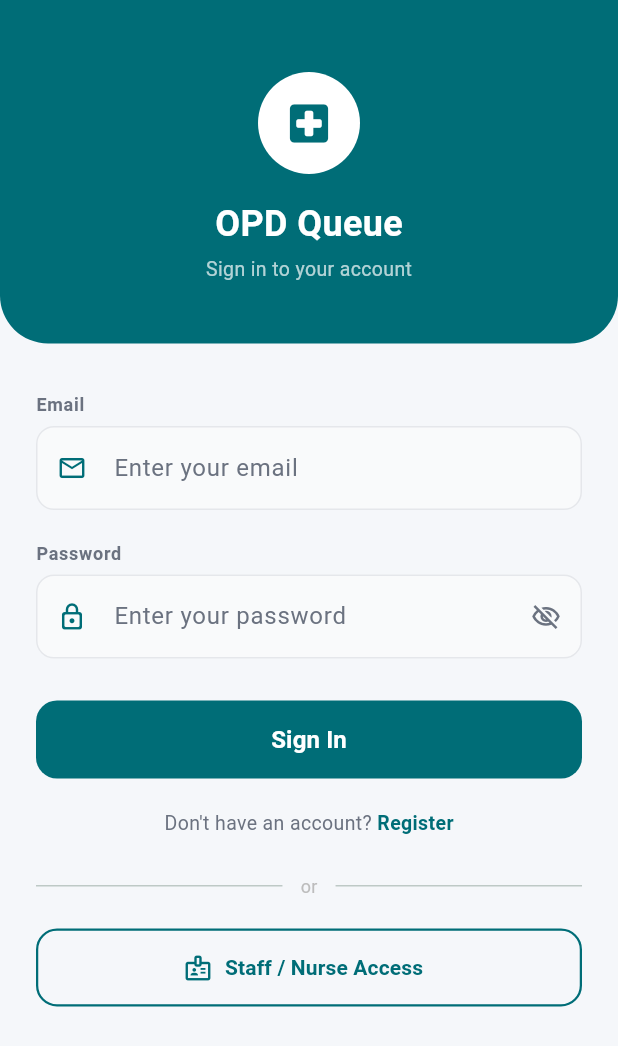
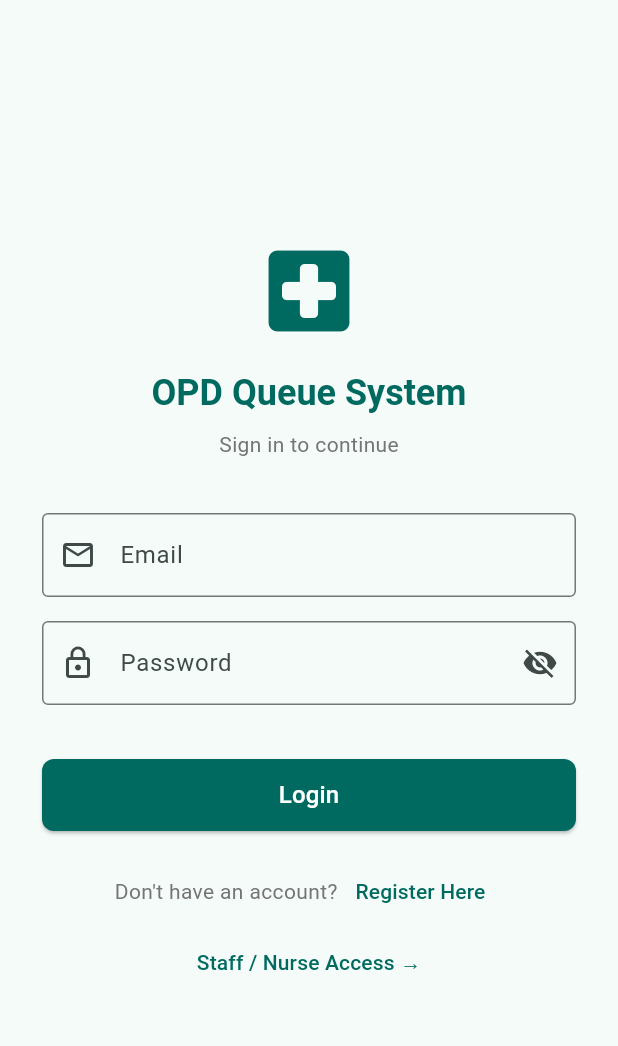
Before and after one commit to Tenu234/IT3060-HCI-Mobile-APP--WD40, a Flutter app: the screen it shows after launch, on a phone screen of 412 x 824 dp. Shown: the top 1046 px of the screen. Run offline on Flutter 3.47's test engine with Material 3 defaults, Android fonts, the phone set to English and light mode, and no system bars.

Commit message:
Revert "feat(staff-ui): redesign login screen — clean card layout with staff access"
This reverts commit 2fd97906a532bf20c9d5734e7afd4db34e328df9.

```diff
--- a/app/frontend/opd_queue_app/lib/screens/login_screen.dart
+++ b/app/frontend/opd_queue_app/lib/screens/login_screen.dart
@@ -1,5 +1,4 @@
 import 'package:flutter/material.dart';
-import '../theme.dart';
 import '../models/user_model.dart';
 import '../services/auth_service.dart';
 import 'dashboards/patient_dashboard.dart';
@@ -11,268 +10,241 @@ import '../features/staff/screens/staff_dashboard_screen.dart';
 
 class LoginScreen extends StatefulWidget {
   const LoginScreen({super.key});
+
   @override
   State<LoginScreen> createState() => _LoginScreenState();
 }
 
 class _LoginScreenState extends State<LoginScreen> {
-  final _formKey        = GlobalKey<FormState>();
-  final _emailCtrl      = TextEditingController();
-  final _passwordCtrl   = TextEditingController();
-  bool _loading         = false;
-  bool _hidePass        = true;
-  String? _error;
+  final _formKey = GlobalKey<FormState>();
+  final _emailController = TextEditingController();
+  final _passwordController = TextEditingController();
+
+  bool _isLoading = false;
+  bool _obscurePassword = true;
+  String? _errorMessage;
 
   @override
   void dispose() {
-    _emailCtrl.dispose();
-    _passwordCtrl.dispose();
+    _emailController.dispose();
+    _passwordController.dispose();
     super.dispose();
   }
 
-  Future<void> _login() async {
+  Future<void> _handleLogin() async {
     if (!_formKey.currentState!.validate()) return;
-    setState(() { _loading = true; _error = null; });
+    setState(() {
+      _isLoading = true;
+      _errorMessage = null;
+    });
+
     try {
       final user = await AuthService.login(
-        _emailCtrl.text.trim(), _passwordCtrl.text);
-      if (mounted) _go(user);
+        _emailController.text.trim(),
+        _passwordController.text,
+      );
+      if (mounted) _navigateToDashboard(user);
     } catch (e) {
-      setState(() => _error = e.toString().replaceFirst('Exception: ', ''));
+      setState(() {
+        _errorMessage = e.toString().replaceFirst('Exception: ', '');
+      });
     } finally {
-      if (mounted) setState(() => _loading = false);
+      if (mounted) setState(() => _isLoading = false);
     }
   }
 
-  void _go(UserModel user) {
-    Widget dash;
+  /// Routes the user to the correct dashboard based on their role.
+  void _navigateToDashboard(UserModel user) {
+    Widget dashboard;
+
     switch (user.role.toLowerCase()) {
-      case 'doctor': dash = DoctorDashboard(user: user); break;
-      case 'nurse':  dash = NurseDashboard(user: user);  break;
-      case 'admin':  dash = AdminDashboard(user: user);  break;
-      default:       dash = PatientDashboard(user: user);
+      case 'doctor':
+        dashboard = DoctorDashboard(user: user);
+        break;
+      case 'nurse':
+        dashboard = NurseDashboard(user: user);
+        break;
+      case 'admin':
+        dashboard = AdminDashboard(user: user);
+        break;
+      case 'patient':
+      default:
+        dashboard = PatientDashboard(user: user);
+        break;
     }
+
     Navigator.pushReplacement(
-        context, MaterialPageRoute(builder: (_) => dash));
+      context,
+      MaterialPageRoute(builder: (_) => dashboard),
+    );
   }
 
   @override
   Widget build(BuildContext context) {
+    final theme = Theme.of(context);
+
     return Scaffold(
-      backgroundColor: kSurface,
+      backgroundColor: theme.colorScheme.surface,
       body: SafeArea(
-        child: SingleChildScrollView(
-          child: Column(
-            children: [
-              // ── Header banner ───────────────────────────────────────────
-              Container(
-                width: double.infinity,
-                padding: const EdgeInsets.fromLTRB(24, 48, 24, 40),
-                decoration: const BoxDecoration(
-                  color: kPrimary,
-                  borderRadius: BorderRadius.only(
-                    bottomLeft: Radius.circular(32),
-                    bottomRight: Radius.circular(32),
+        child: Center(
+          child: SingleChildScrollView(
+            padding: const EdgeInsets.symmetric(horizontal: 28, vertical: 24),
+            child: Column(
+              mainAxisAlignment: MainAxisAlignment.center,
+              children: [
+                // Logo / Icon
+                Icon(
+                  Icons.local_hospital_rounded,
+                  size: 72,
+                  color: theme.colorScheme.primary,
+                ),
+                const SizedBox(height: 16),
+                Text(
+                  'OPD Queue System',
+                  style: theme.textTheme.headlineSmall?.copyWith(
+                    fontWeight: FontWeight.bold,
+                    color: theme.colorScheme.primary,
                   ),
                 ),
-                child: Column(
-                  children: [
-                    Container(
-                      width: 68, height: 68,
-                      decoration: const BoxDecoration(
-                        shape: BoxShape.circle,
-                        color: Colors.white,
-                      ),
-                      child: const Icon(Icons.local_hospital_rounded,
-                          color: kPrimary, size: 34),
-                    ),
-                    const SizedBox(height: 16),
-                    const Text('OPD Queue',
-                        style: TextStyle(
-                            color: Colors.white,
-                            fontSize: 24,
-                            fontWeight: FontWeight.bold)),
-                    const SizedBox(height: 4),
-                    Text('Sign in to your account',
-                        style: TextStyle(
-                            color: Colors.white.withOpacity(0.7),
-                            fontSize: 13)),
-                  ],
+                const SizedBox(height: 8),
+                Text(
+                  'Sign in to continue',
+                  style: theme.textTheme.bodyMedium?.copyWith(
+                    color: Colors.grey[600],
+                  ),
                 ),
-              ),
+                const SizedBox(height: 36),
 
-              // ── Form ────────────────────────────────────────────────────
-              Padding(
-                padding: const EdgeInsets.fromLTRB(24, 32, 24, 24),
-                child: Form(
+                // Form
+                Form(
                   key: _formKey,
                   child: Column(
-                    crossAxisAlignment: CrossAxisAlignment.start,
                     children: [
-                      const Text('Email', style: kLabelStyle),
-                      const SizedBox(height: 6),
+                      // Email field
                       TextFormField(
-                        controller: _emailCtrl,
+                        controller: _emailController,
                         keyboardType: TextInputType.emailAddress,
-                        decoration: kInputDecoration(
-                            label: 'Enter your email',
-                            icon: Icons.email_outlined),
-                        validator: (v) {
-                          if (v == null || v.trim().isEmpty) return 'Required';
-                          if (!v.contains('@')) return 'Invalid email';
+                        decoration: const InputDecoration(
+                          labelText: 'Email',
+                          prefixIcon: Icon(Icons.email_outlined),
+                          border: OutlineInputBorder(),
+                        ),
+                        validator: (value) {
+                          if (value == null || value.trim().isEmpty) {
+                            return 'Please enter your email';
+                          }
+                          if (!value.contains('@')) {
+                            return 'Enter a valid email address';
+                          }
                           return null;
                         },
                       ),
-                      const SizedBox(height: 20),
+                      const SizedBox(height: 16),
 
-                      const Text('Password', style: kLabelStyle),
-                      const SizedBox(height: 6),
+                      // Password field
                       TextFormField(
-                        controller: _passwordCtrl,
-                        obscureText: _hidePass,
-                        decoration: kInputDecoration(
-                          label: 'Enter your password',
-                          icon: Icons.lock_outline_rounded,
-                          suffix: IconButton(
+                        controller: _passwordController,
+                        obscureText: _obscurePassword,
+                        decoration: InputDecoration(
+                          labelText: 'Password',
+                          prefixIcon: const Icon(Icons.lock_outline),
+                          border: const OutlineInputBorder(),
+                          suffixIcon: IconButton(
                             icon: Icon(
-                              _hidePass
-                                  ? Icons.visibility_off_outlined
-                                  : Icons.visibility_outlined,
-                              color: kTextMuted, size: 20,
+                              _obscurePassword
+                                  ? Icons.visibility_off
+                                  : Icons.visibility,
                             ),
-                            onPressed: () =>
-                                setState(() => _hidePass = !_hidePass),
+                            onPressed: () => setState(
+                              () => _obscurePassword = !_obscurePassword,
+                            ),
                           ),
                         ),
-                        validator: (v) =>
-                            (v == null || v.isEmpty) ? 'Required' : null,
+                        validator: (value) {
+                          if (value == null || value.isEmpty) {
+                            return 'Please enter your password';
+                          }
+                          return null;
+                        },
                       ),
+                      const SizedBox(height: 12),
 
-                      // Error banner
-                      if (_error != null) ...[
-                        const SizedBox(height: 16),
+                      // Error message
+                      if (_errorMessage != null)
                         Container(
                           width: double.infinity,
                           padding: const EdgeInsets.all(12),
                           decoration: BoxDecoration(
-                            color: kCancelled.withOpacity(0.08),
-                            borderRadius: BorderRadius.circular(10),
-                            border: Border.all(
-                                color: kCancelled.withOpacity(0.3)),
+                            color: Colors.red.shade50,
+                            borderRadius: BorderRadius.circular(8),
+                            border: Border.all(color: Colors.red.shade200),
                           ),
-                          child: Row(
-                            children: [
-                              const Icon(Icons.error_outline_rounded,
-                                  color: kCancelled, size: 18),
-                              const SizedBox(width: 8),
-                              Expanded(
-                                child: Text(_error!,
-                                    style: const TextStyle(
-                                        color: kCancelled, fontSize: 13)),
-                              ),
-                            ],
+                          child: Text(
+                            _errorMessage!,
+                            style: TextStyle(color: Colors.red.shade700),
                           ),
                         ),
-                      ],
 
-                      const SizedBox(height: 28),
+                      const SizedBox(height: 24),
 
                       // Login button
                       SizedBox(
                         width: double.infinity,
-                        height: 52,
+                        height: 48,
                         child: ElevatedButton(
-                          onPressed: _loading ? null : _login,
+                          onPressed: _isLoading ? null : _handleLogin,
                           style: ElevatedButton.styleFrom(
-                            backgroundColor: kPrimary,
+                            backgroundColor: theme.colorScheme.primary,
                             foregroundColor: Colors.white,
-                            elevation: 0,
                             shape: RoundedRectangleBorder(
-                                borderRadius: BorderRadius.circular(14)),
+                              borderRadius: BorderRadius.circular(8),
+                            ),
                           ),
-                          child: _loading
+                          child: _isLoading
                               ? const SizedBox(
-                                  width: 22, height: 22,
+                                  width: 22,
+                                  height: 22,
                                   child: CircularProgressIndicator(
-                                      color: Colors.white, strokeWidth: 2.5))
-                              : const Text('Sign In',
-                                  style: TextStyle(
-                                      fontSize: 16,
-                                      fontWeight: FontWeight.bold)),
+                                      color: Colors.white, strokeWidth: 2.5),
+                                )
+                              : const Text('Login',
+                                  style: TextStyle(fontSize: 16)),
                         ),
                       ),
 
-                      const SizedBox(height: 20),
+                      const SizedBox(height: 16),
 
-                      // Register row
+                      // Register link
                       Row(
                         mainAxisAlignment: MainAxisAlignment.center,
                         children: [
-                          const Text("Don't have an account? ",
-                              style: TextStyle(
-                                  color: kTextMuted, fontSize: 13)),
-                          GestureDetector(
-                            onTap: () => Navigator.push(
-                                context,
-                                MaterialPageRoute(
-                                    builder: (_) =>
-                                        const RegisterScreen())),
-                            child: const Text('Register',
-                                style: TextStyle(
-                                    color: kPrimary,
-                                    fontSize: 13,
-                                    fontWeight: FontWeight.bold)),
+                          Text("Don't have an account?",
+                              style: TextStyle(color: Colors.grey[600])),
+                          TextButton(
+                            onPressed: () => Navigator.push(
+                              context,
+                              MaterialPageRoute(
+                                  builder: (_) => const RegisterScreen()),
+                            ),
+                            child: const Text('Register Here'),
                           ),
                         ],
                       ),
 
-                      const SizedBox(height: 24),
-
-                      // Divider
-                      Row(children: [
-                        const Expanded(child: Divider()),
-                        Padding(
-                          padding:
-                              const EdgeInsets.symmetric(horizontal: 12),
-                          child: Text('or',
-                              style: TextStyle(
-                                  color: Colors.grey.shade400,
-                                  fontSize: 12)),
+                      // Staff access
+                      TextButton(
+                        onPressed: () => Navigator.push(
+                          context,
+                          MaterialPageRoute(
+                              builder: (_) => const StaffDashboardScreen()),
                         ),
-                        const Expanded(child: Divider()),
-                      ]),
-
-                      const SizedBox(height: 20),
-
-                      // Staff quick-access
-                      SizedBox(
-                        width: double.infinity,
-                        height: 52,
-                        child: OutlinedButton.icon(
-                          icon: const Icon(Icons.badge_outlined,
-                              color: kPrimary, size: 20),
-                          label: const Text('Staff / Nurse Access',
-                              style: TextStyle(
-                                  color: kPrimary,
-                                  fontWeight: FontWeight.w600)),
-                          style: OutlinedButton.styleFrom(
-                            side: const BorderSide(
-                                color: kPrimary, width: 1.5),
-                            shape: RoundedRectangleBorder(
-                                borderRadius: BorderRadius.circular(14)),
-                          ),
-                          onPressed: () => Navigator.push(
-                              context,
-                              MaterialPageRoute(
-                                  builder: (_) =>
-                                      const StaffDashboardScreen())),
-                        ),
+                        child: const Text('Staff / Nurse Access →'),
                       ),
                     ],
                   ),
                 ),
-              ),
-            ],
+              ],
+            ),
           ),
         ),
       ),
```
